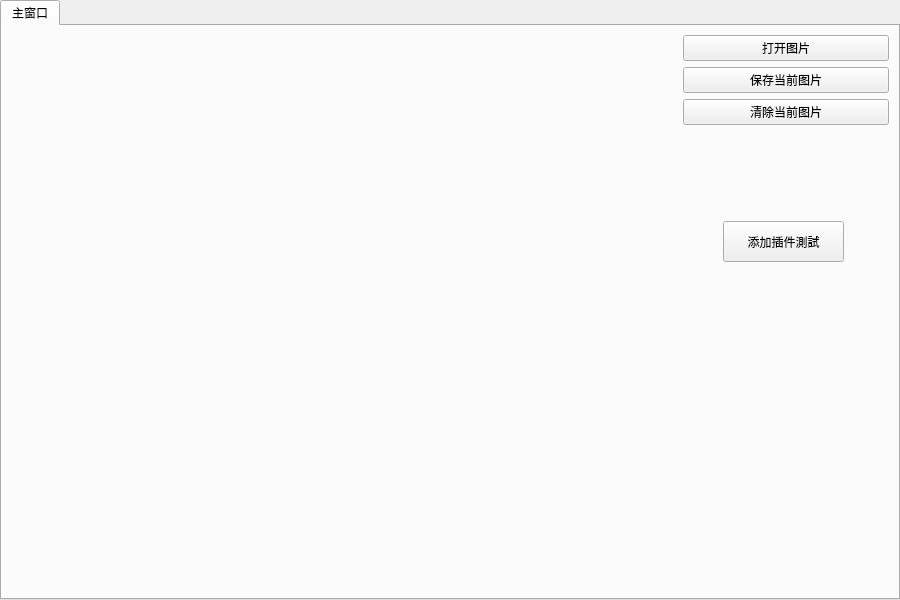
Above: mainwindow.ui from WoaW04/Misc_steg_tool before the change. Below: the same form after it.
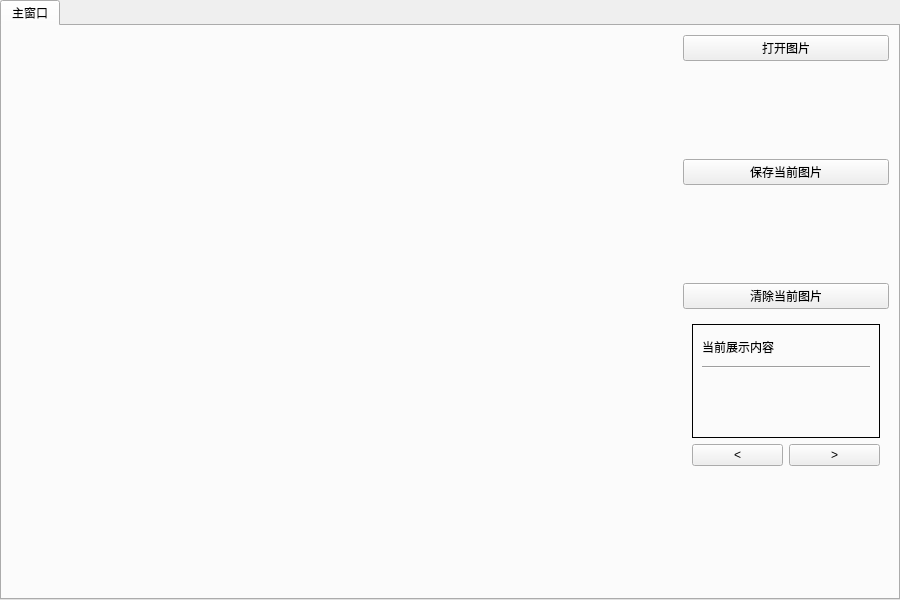
That is the form after the change.

Commit message:
更新了一下UI
为增加plane视图做准备

The edit to the form file:
```diff
--- a/mainwindow.ui
+++ b/mainwindow.ui
@@ -92,7 +92,7 @@
          <widget class="QWidget" name="SideBar" native="true">
           <layout class="QVBoxLayout" name="verticalLayout_3" stretch="1,1">
            <item>
-            <layout class="QVBoxLayout" name="verticalLayout_2">
+            <layout class="QVBoxLayout" name="verticalLayout_2" stretch="2,1,2,1,2">
              <item>
               <widget class="QPushButton" name="OpenImg">
                <property name="text">
@@ -100,6 +100,19 @@
                </property>
               </widget>
              </item>
+             <item>
+              <spacer name="verticalSpacer">
+               <property name="orientation">
+                <enum>Qt::Vertical</enum>
+               </property>
+               <property name="sizeHint" stdset="0">
+                <size>
+                 <width>20</width>
+                 <height>40</height>
+                </size>
+               </property>
+              </spacer>
+             </item>
              <item>
               <widget class="QPushButton" name="SaveCurrentImg">
                <property name="text">
@@ -107,6 +120,19 @@
                </property>
               </widget>
              </item>
+             <item>
+              <spacer name="verticalSpacer_2">
+               <property name="orientation">
+                <enum>Qt::Vertical</enum>
+               </property>
+               <property name="sizeHint" stdset="0">
+                <size>
+                 <width>20</width>
+                 <height>40</height>
+                </size>
+               </property>
+              </spacer>
+             </item>
              <item>
               <widget class="QPushButton" name="CleanCurrentImg">
                <property name="text">
@@ -118,19 +144,84 @@
            </item>
            <item>
             <widget class="QWidget" name="widget_3" native="true">
-             <widget class="QPushButton" name="btnLoadPlugin">
-              <property name="geometry">
-               <rect>
-                <x>40</x>
-                <y>90</y>
-                <width>121</width>
-                <height>41</height>
-               </rect>
-              </property>
-              <property name="text">
-               <string>添加插件測試</string>
-              </property>
-             </widget>
+             <layout class="QVBoxLayout" name="verticalLayout" stretch="1,2,1">
+              <item>
+               <widget class="QFrame" name="frame">
+                <property name="frameShape">
+                 <enum>QFrame::Box</enum>
+                </property>
+                <property name="frameShadow">
+                 <enum>QFrame::Plain</enum>
+                </property>
+                <property name="lineWidth">
+                 <number>1</number>
+                </property>
+                <property name="midLineWidth">
+                 <number>2</number>
+                </property>
+                <layout class="QVBoxLayout" name="verticalLayout_4" stretch="1,1,2">
+                 <item>
+                  <widget class="QLabel" name="label">
+                   <property name="lineWidth">
+                    <number>1</number>
+                   </property>
+                   <property name="midLineWidth">
+                    <number>1</number>
+                   </property>
+                   <property name="text">
+                    <string>当前展示内容</string>
+                   </property>
+                  </widget>
+                 </item>
+                 <item>
+                  <widget class="Line" name="line">
+                   <property name="orientation">
+                    <enum>Qt::Horizontal</enum>
+                   </property>
+                  </widget>
+                 </item>
+                 <item>
+                  <widget class="QLabel" name="CurrentPlane">
+                   <property name="text">
+                    <string/>
+                   </property>
+                  </widget>
+                 </item>
+                </layout>
+               </widget>
+              </item>
+              <item>
+               <layout class="QHBoxLayout" name="horizontalLayout_3">
+                <item>
+                 <widget class="QPushButton" name="PlaneSwitchL">
+                  <property name="text">
+                   <string>&lt;</string>
+                  </property>
+                 </widget>
+                </item>
+                <item>
+                 <widget class="QPushButton" name="PlaneSwitchR">
+                  <property name="text">
+                   <string>&gt;</string>
+                  </property>
+                 </widget>
+                </item>
+               </layout>
+              </item>
+              <item>
+               <spacer name="verticalSpacer_3">
+                <property name="orientation">
+                 <enum>Qt::Vertical</enum>
+                </property>
+                <property name="sizeHint" stdset="0">
+                 <size>
+                  <width>20</width>
+                  <height>40</height>
+                 </size>
+                </property>
+               </spacer>
+              </item>
+             </layout>
             </widget>
            </item>
           </layout>
```
